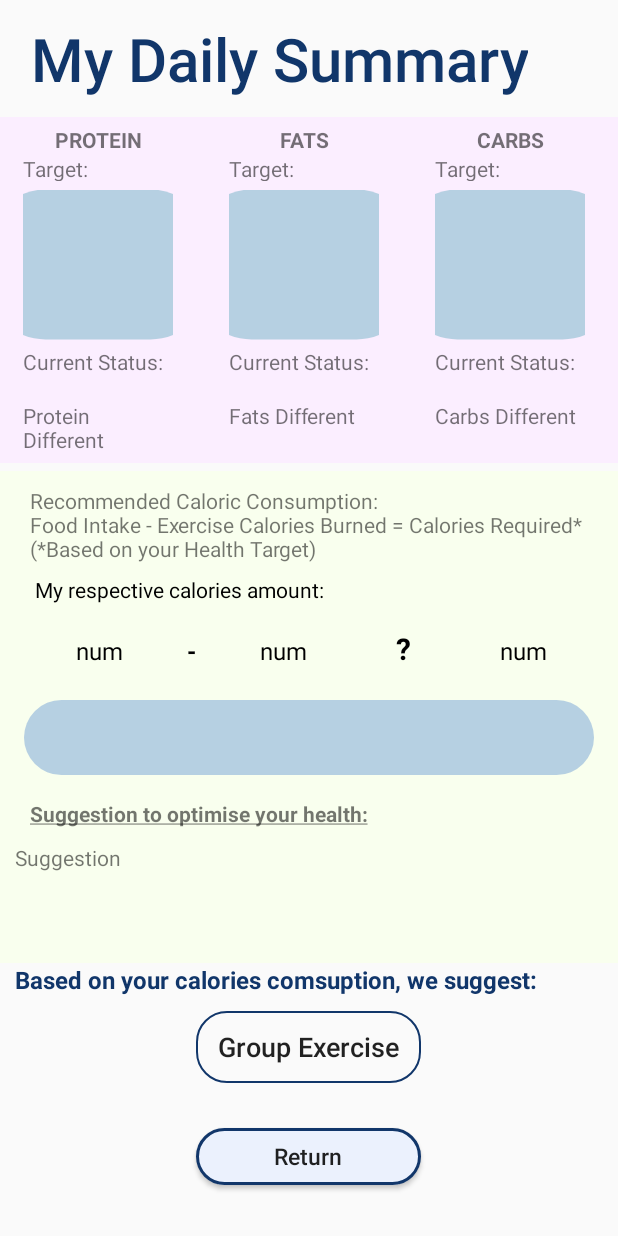
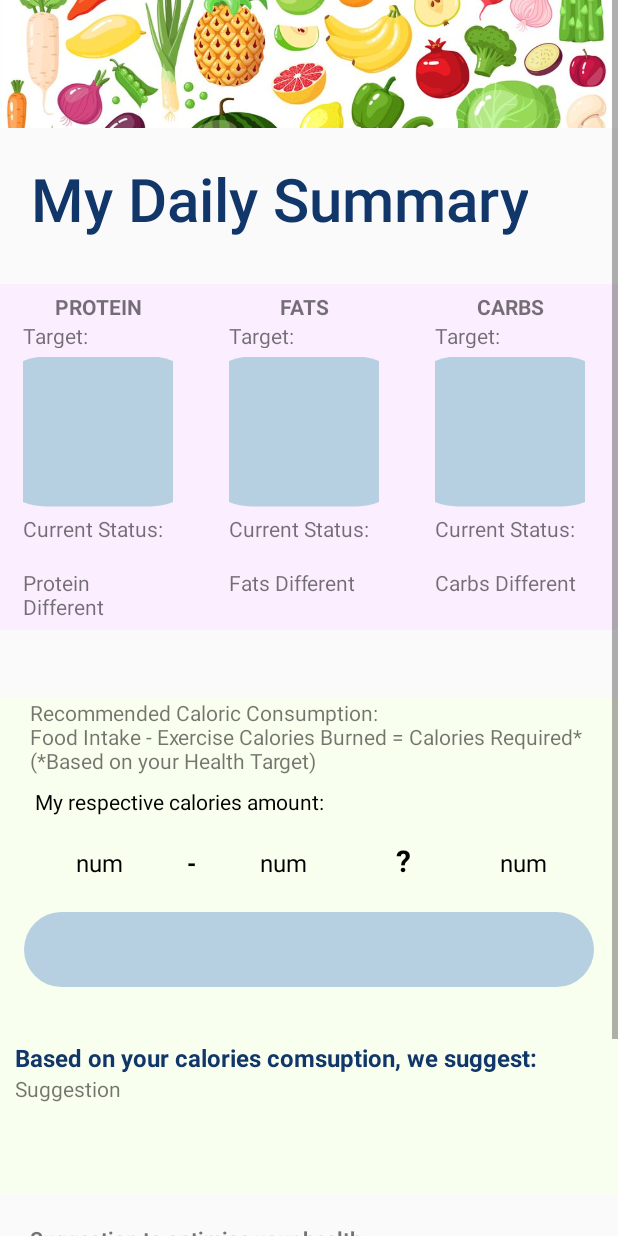
Before and after one commit to GDipSA-SA57-Group-6/MyHealthApp, an Android app: the DailySummary screen opened directly, with no data from a screen before it, on a phone screen of 412 x 824 dp. Run offline under Robolectric (Android 15) with nearby library versions, the phone set to English and light mode, and no system bars.

Commit message:
dailySummaryUI

```diff
--- a/app/src/main/res/layout/activity_daily_summary.xml
+++ b/app/src/main/res/layout/activity_daily_summary.xml
@@ -4,19 +4,18 @@
     android:layout_height="match_parent"
     android:fillViewport="true">
     <LinearLayout
-        xmlns:android="http://schemas.android.com/apk/res/android"
         android:layout_width="match_parent"
         android:layout_height="match_parent"
         android:orientation="vertical"
         >
-        <!--
+
         <ImageView
             android:id="@+id/myImageView"
             android:layout_width="wrap_content"
-            android:layout_height="70dp"
+            android:layout_height="85dp"
             android:scaleType="centerCrop"
             android:src="@drawable/bg" />
-        -->
+
         <TextView
             android:id="@+id/myTextView"
             android:layout_width="wrap_content"
@@ -24,9 +23,9 @@
             android:fontFamily="sans-serif-medium"
             android:gravity="center"
             android:textColor="@color/titleColor"
-            android:layout_marginTop="12dp"
+            android:layout_marginTop="20dp"
             android:layout_marginLeft="20dp"
-            android:layout_marginBottom="12dp"
+            android:layout_marginBottom="10dp"
             android:text="My Daily Summary"
             android:textSize="40sp" />
 
@@ -36,6 +35,7 @@
             android:layout_height="wrap_content"
             android:orientation="horizontal"
             android:layout_marginLeft="0dp"
+            android:layout_marginTop="20dp"
             android:paddingTop="5dp"
             android:background="#FBEEFF">
 
@@ -254,8 +254,8 @@
             android:layout_width="match_parent"
             android:layout_height="wrap_content"
             android:orientation="vertical"
-            android:layout_marginTop="5dp"
-            android:paddingTop="10dp"
+            android:layout_marginTop="45dp"
+            android:paddingTop="0dp"
             android:background="#F9FFEE">
             <TextView
                 android:id="@+id/textViewDescribeFormula"
@@ -355,13 +355,17 @@
                 android:progressTint="@android:color/holo_green_light"
                 />
 
+
+
             <TextView
-                android:id="@+id/textViewSuggestionTitle"
+                android:id="@+id/textViewAction"
                 android:layout_width="wrap_content"
                 android:layout_height="wrap_content"
-                android:layout_marginLeft="20dp"
-                android:layout_marginBottom="10dp"
-                android:text="Suggestion to optimise your health:"
+                android:paddingLeft="10dp"
+                android:layout_marginTop="20dp"
+                android:text="Based on your calories comsuption, we suggest: "
+                android:textColor="@color/titleColor"
+                android:textSize="16sp"
                 android:textStyle="bold"/>
 
             <TextView
@@ -369,95 +373,31 @@
                 android:layout_width="400dp"
                 android:layout_height="80dp"
                 android:layout_marginLeft="10dp"
-                android:text="Suggestion"/>
+                android:text="Suggestion" />
+
 
         </LinearLayout>
 
-
-        <!--
-            <LinearLayout
-                android:layout_width="match_parent"
-                android:layout_height="wrap_content"
-                android:orientation="horizontal"
-                android:layout_marginTop="0dp"
-                android:gravity="center">
-
-                <Button
-                    android:id="@+id/btnSetHealthTarget"
-                    android:layout_width="150dp"
-                    android:layout_height="38dp"
-                    android:text="Set Health Target"
-                    android:textAllCaps="false"
-                    android:textSize="15dp"/>
-
-                <Button
-                    android:id="@+id/btnRecordExercise"
-                    android:layout_width="150dp"
-                    android:layout_height="38dp"
-                    android:text="Record Exercise"
-                    android:textAllCaps="false"
-                    android:textSize="15dp"/>
-            </LinearLayout>
-        -->
-
-
-        <!--    <Button-->
-        <!--        android:id="@+id/btnReturn"-->
-        <!--        android:layout_width="150dp"-->
-        <!--        android:layout_height="38dp"-->
-        <!--        android:layout_gravity="center"-->
-        <!--        android:layout_marginTop="10dp"-->
-        <!--        android:background="#E0FCFA"-->
-        <!--        android:text="Return"-->
-        <!--        android:textAllCaps="false"-->
-        <!--        android:textSize="15dp" />-->
-
         <TextView
-            android:id="@+id/textViewAction"
+            android:id="@+id/textViewSuggestionTitle"
             android:layout_width="wrap_content"
             android:layout_height="wrap_content"
-            android:paddingLeft="10dp"
-            android:text="Based on your calories comsuption, we suggest: "
-            android:textColor="@color/titleColor"
-            android:textSize="16sp"
+            android:layout_marginLeft="20dp"
+            android:layout_marginTop="20dp"
+            android:layout_marginBottom="10dp"
+            android:text="Suggestion to optimise your health:"
             android:textStyle="bold"/>
-
-
-
-        <LinearLayout
-            android:layout_width="match_parent"
-            android:layout_height="wrap_content"
-            android:orientation="horizontal"
-            android:gravity="center"
-            android:layout_marginTop="10dp">
-
-
-            <!--
-                <Button
-                    android:id="@+id/btnExerciseVideo"
-                    android:layout_width="150dp"
-                    android:layout_height="wrap_content"
-                    android:layout_gravity="center"
-                    android:background="@drawable/dashboard_option"
-                    android:textAllCaps="false"
-                    android:textSize="18sp"
-                    android:text="Exercise Video"
-                    android:layout_marginStart="20dp"/> -->
 
         <Button
             android:id="@+id/btnGroupExercise"
             android:layout_width="150dp"
             android:layout_height="wrap_content"
             android:layout_gravity="center"
+            android:layout_marginStart="0dp"
             android:background="@drawable/dashboard_option"
+            android:text="Group Exercise"
             android:textAllCaps="false"
-                    android:textSize="18sp"
-                    android:text="Group Exercise"
-                    android:layout_marginStart="0dp"/>
-
-
-
-            </LinearLayout>
+            android:textSize="18sp" />
 
         <Button
                 android:id="@+id/btnReturn"
@@ -465,6 +405,7 @@
                 android:layout_width="150dp"
                 android:layout_height="38dp"
                 android:layout_gravity="center"
+                android:layout_marginBottom="19dp"
                 android:background="@drawable/btn_bg"
                 android:textAllCaps="false"
                 android:textSize="15dp"
```
Lines whose indentation alone changed are shown as unchanged.
